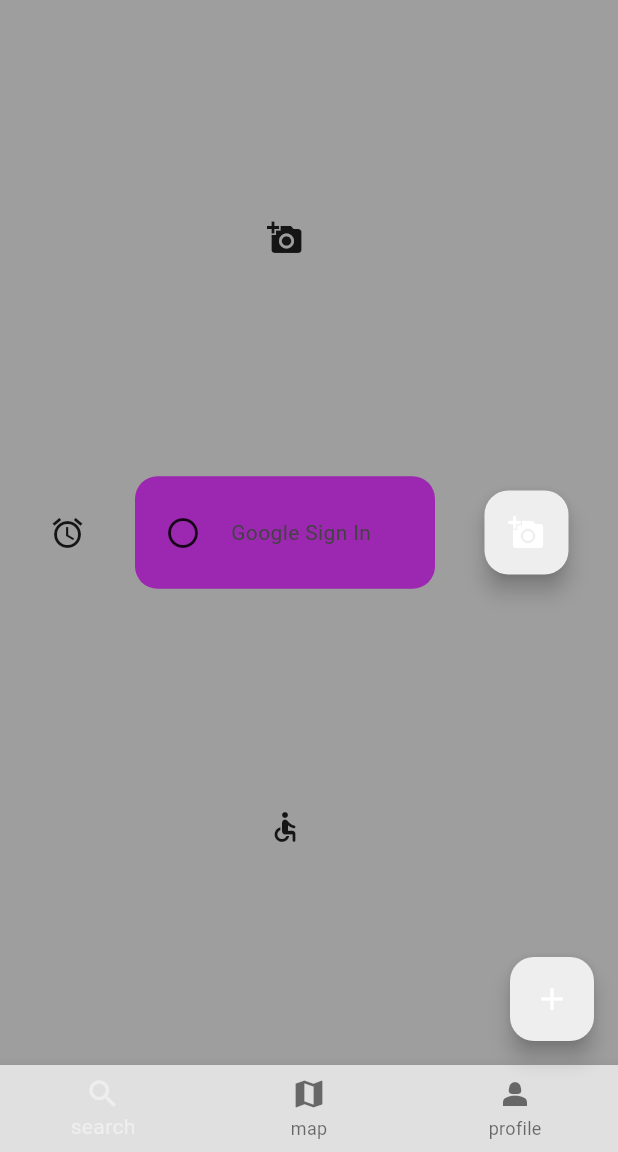
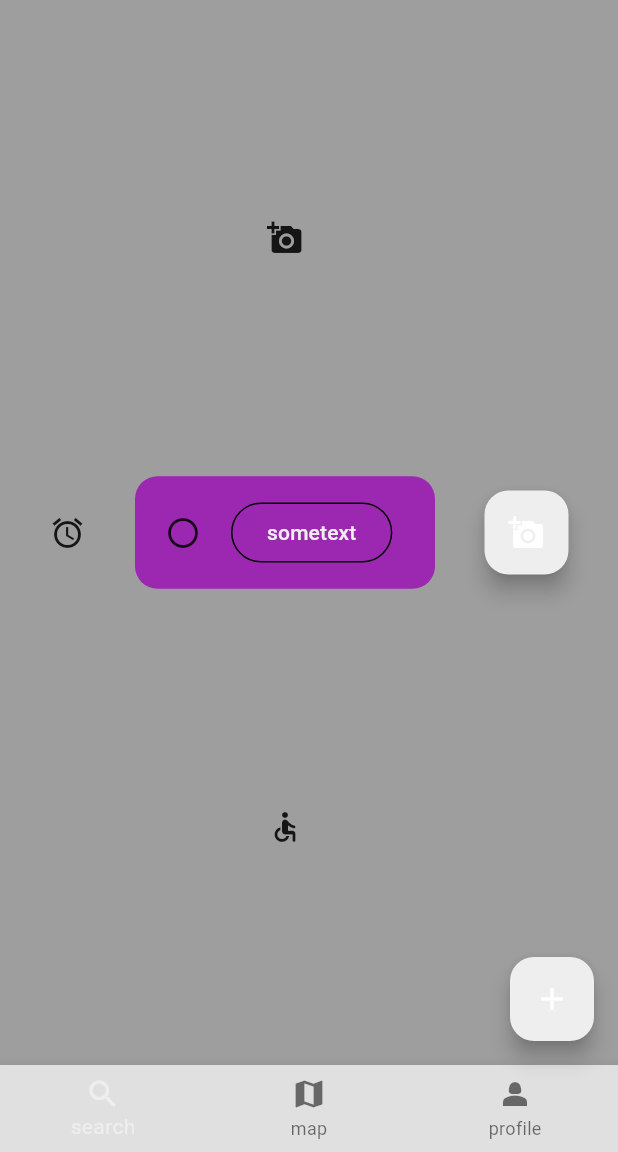
Before and after one commit to notetakingforeggs/EventsPlatform, a Flutter app: the Junk screen opened directly, on a phone screen of 412 x 824 dp, the part 84-1236 px from its top. Run offline on Flutter 3.47's test engine with Material 3 defaults, Android fonts, the phone set to English and light mode, and no system bars; our stand-ins replace firebase_auth, firebase_core, google_sign_in, table_calendar; accounts and stored records are empty; generated files the repository leaves out were written again.

```diff
--- a/frontend/lib/pages/junk.dart
+++ b/frontend/lib/pages/junk.dart
@@ -1,3 +1,4 @@
+import "package:events_platform_frontend/services/auth/auth_service.dart";
 import "package:events_platform_frontend/table_calendar_example/events_example.dart";
 import "package:flutter/material.dart";
 import 'package:firebase_auth/firebase_auth.dart';
@@ -36,7 +37,7 @@ User? user   = FirebaseAuth.instance.currentUser;
                           color: Colors.purple,
                           borderRadius: BorderRadius.circular(15),
                         ),
-                        child: const Row(
+                        child:  Row(
                           children: [
                             Padding(
                               padding: EdgeInsets.fromLTRB(
@@ -47,7 +48,14 @@ User? user   = FirebaseAuth.instance.currentUser;
                               ),
                               child: Icon(Icons.panorama_fish_eye),
                             ),
-                            Text("Google Sign In")
+                            OutlinedButton(
+                                child: Text("sometext"),
+                                onPressed:() {
+                              print("somthing");
+                              User? user = AuthService().getCurrentUser();
+                              print(user);
+                            }),
+
                           ],
                         ),
                       ),
--- a/frontend/lib/services/auth/auth_service.dart
+++ b/frontend/lib/services/auth/auth_service.dart
@@ -18,6 +18,8 @@ class AuthService {
 
     // begin sign in process
     try {
+
+
       final GoogleSignInAccount? gUser = await GoogleSignIn().signIn();
       print("printing");
 
```
